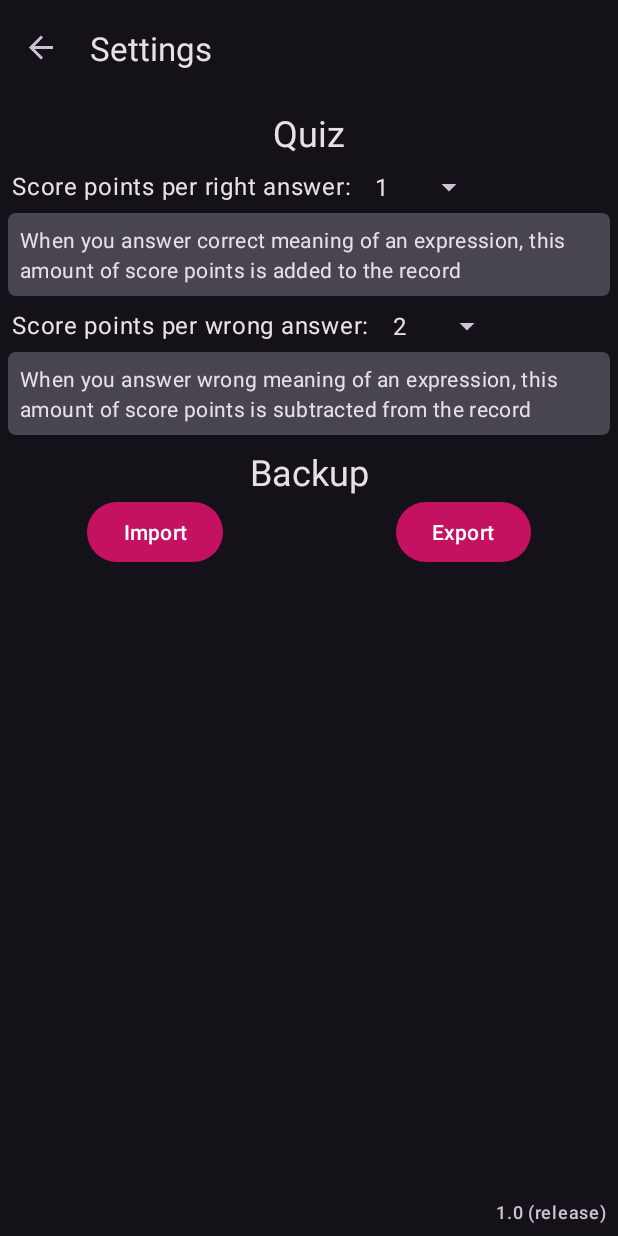
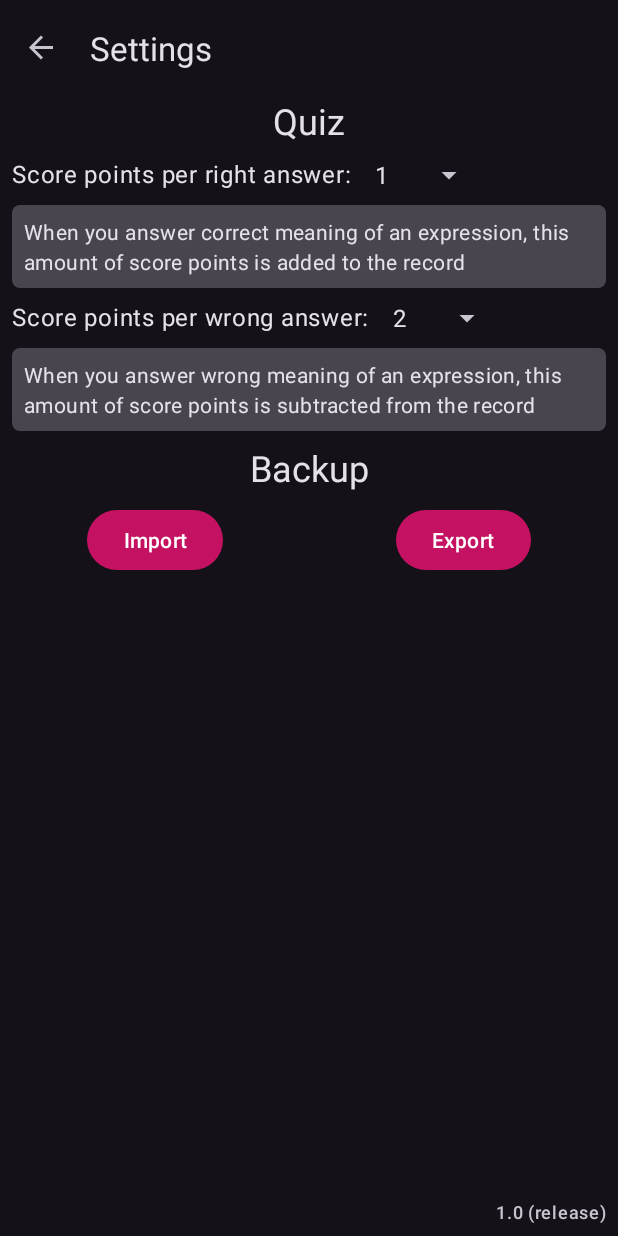
Before and after one commit to pelmenstar1/DigiDictionary, an Android app: the SettingsFragment screen opened through its navigation route, on a phone screen of 412 x 824 dp. Run offline under Robolectric (Android 15) with nearby library versions, the light colour scheme and no system bars; our stand-ins replace Dagger/Hilt's generated code, Room's generated code, data binding, navigation-ui, paging; 2 statements that could not run were skipped.

Commit message:
Adjust margins in settings fragment

```diff
--- a/app/src/main/res/layout/fragment_settings.xml
+++ b/app/src/main/res/layout/fragment_settings.xml
@@ -27,7 +27,6 @@
             style="@style/TextAppearance.Material3.HeadlineSmall"
             android:layout_width="wrap_content"
             android:layout_height="wrap_content"
-            android:layout_marginTop="8dp"
             android:text="@string/quiz"
             app:layout_constraintEnd_toEndOf="parent"
             app:layout_constraintStart_toStartOf="parent"
@@ -106,6 +105,7 @@
             android:id="@+id/settings_import"
             android:layout_width="wrap_content"
             android:layout_height="wrap_content"
+            android:layout_marginTop="8dp"
             android:onClick="@{() -> viewModel.importData()}"
             android:text="@string/importData"
             app:layout_constraintEnd_toStartOf="@+id/quiz_centerGuide"
--- a/app/src/main/res/values/styles.xml
+++ b/app/src/main/res/values/styles.xml
@@ -8,6 +8,6 @@
     <style name="Widget.DigiDictionary.SettingsDescText" parent="TextAppearance.Material3.BodyMedium">
         <item name="android:background">@drawable/settings_description_background</item>
         <item name="android:padding">8dp</item>
-        <item name="android:layout_margin">5dp</item>
+        <item name="android:layout_margin">8dp</item>
     </style>
 </resources>
```
